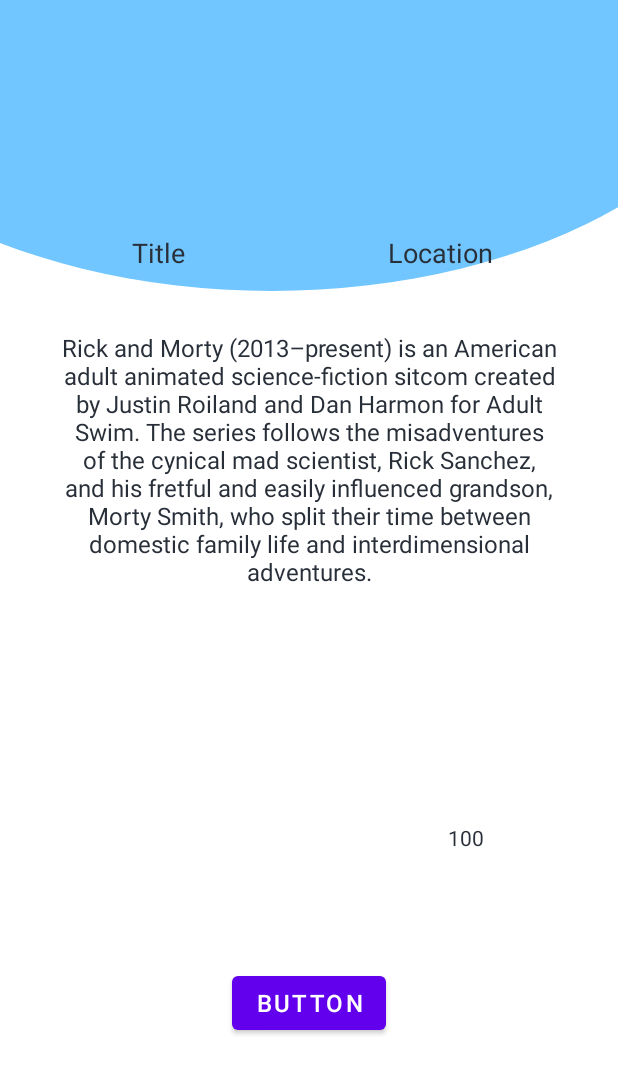
After one commit to 0xAlon/GetJob, an Android app: the fragment jobs_pull_fragment placed in its activity, on a phone screen of 412 x 824 dp. The commit adds this screen. Shown: the top 1074 px of the screen. Run offline under Robolectric (Android 15) with nearby library versions, the phone set to English and light mode, and no system bars; our stand-ins replace Firebase (no records; nobody signed in at launch, a user with empty details on screens opened directly).

Commit message:
Fragment data base scan
Have to add aditional index to scan diffrent posts

```diff
--- a/app/build.gradle
+++ b/app/build.gradle
@@ -39,6 +39,7 @@
     implementation 'androidx.constraintlayout:constraintlayout:2.0.4'
     implementation 'com.google.firebase:firebase-auth:20.0.1'
     implementation 'com.google.firebase:firebase-firestore:22.0.0'
+    implementation 'androidx.legacy:legacy-support-v4:1.0.0'
 
 
     testImplementation 'junit:junit:4.13.1'
--- a/app/src/main/java/com/team3/getjob/jobs_adapter.java
+++ b/app/src/main/java/com/team3/getjob/jobs_adapter.java
@@ -7,8 +7,6 @@
 import android.view.ViewGroup;
 import android.widget.BaseAdapter;
 import android.widget.TextView;
-
-import org.w3c.dom.Text;
 
 import java.util.ArrayList;
 
--- /dev/null
+++ b/app/src/main/java/com/team3/getjob/jobs_pull_fragment.java
@@ -0,0 +1,123 @@
+package com.team3.getjob;
+
+import android.content.Context;
+import android.os.Bundle;
+
+import androidx.annotation.NonNull;
+import androidx.fragment.app.Fragment;
+
+import android.util.Log;
+import android.view.LayoutInflater;
+import android.view.View;
+import android.view.ViewGroup;
+import android.widget.ListView;
+import android.widget.TextView;
+
+import com.google.android.gms.tasks.OnCompleteListener;
+import com.google.android.gms.tasks.Task;
+import com.google.firebase.firestore.DocumentReference;
+import com.google.firebase.firestore.DocumentSnapshot;
+import com.google.firebase.firestore.FirebaseFirestore;
+import com.google.firebase.firestore.QueryDocumentSnapshot;
+import com.google.firebase.firestore.QuerySnapshot;
+
+import java.util.ArrayList;
+
+/**
+ * A simple {@link Fragment} subclass.
+ * Use the {@link jobs_pull_fragment#newInstance} factory method to
+ * create an instance of this fragment.
+ */
+public class jobs_pull_fragment extends Fragment {
+    FirebaseFirestore db;
+    ListView mListView;
+    TextView title;
+    TextView description;
+    TextView location;
+    TextView payment;
+
+    // TODO: Rename parameter arguments, choose names that match
+    // the fragment initialization parameters, e.g. ARG_ITEM_NUMBER
+    private static final String ARG_PARAM1 = "PostId";
+   // private static final String ARG_PARAM2 = "param2";
+
+    // TODO: Rename and change types of parameters
+    private String mParam1;
+    private String mParam2;
+
+    public jobs_pull_fragment() {
+        // Required empty public constructor
+    }
+
+    /**
+     * Use this factory method to create a new instance of
+     * this fragment using the provided parameters.
+     *
+     * @param param1 Parameter 1.
+     * @param param2 Parameter 2.
+     * @return A new instance of fragment jobs_pull_fragment.
+     */
+    // TODO: Rename and change types and number of parameters
+    public static jobs_pull_fragment newInstance(String param1) {
+        jobs_pull_fragment fragment = new jobs_pull_fragment();
+        Bundle args = new Bundle();
+        args.putString(ARG_PARAM1, param1);
+        fragment.setArguments(args);
+        return fragment;
+    }
+
+    @Override
+    public void onCreate(Bundle savedInstanceState) {
+        super.onCreate(savedInstanceState);
+        if (getArguments() != null) {
+            mParam1 = getArguments().getString(ARG_PARAM1);
+        }
+
+    }
+
+    @Override
+    public View onCreateView(LayoutInflater inflater, ViewGroup container,
+                             Bundle savedInstanceState) {
+
+        View view = inflater.inflate(R.layout.fragment_jobs_pull_fragment, container, false);
+        view = view.getRootView();
+
+        TextView title =(TextView)view.findViewById(R.id.title_full);
+        TextView description =(TextView)view.findViewById(R.id.description_Full);
+        TextView location =(TextView)view.findViewById(R.id.location_Full);
+        TextView payment =(TextView)view.findViewById(R.id.payment_Full);
+        Log.d("CHECK","Title Old" + title.getText().toString());
+
+        db = FirebaseFirestore.getInstance();
+
+        DocumentReference docRef = db.collection("Posts").document(mParam1); //mParam the postId from activity
+        docRef.get().addOnCompleteListener(new OnCompleteListener<DocumentSnapshot>() {
+            @Override
+            public void onComplete(@NonNull Task<DocumentSnapshot> task) {
+                if (task.isSuccessful()) {
+                    DocumentSnapshot document = task.getResult();
+                    if (document.exists()) {
+                        Log.d("CHECK", "DocumentSnapshot data: " + document.getData());
+                        job_model jobs_post = document.toObject(job_model.class);
+
+                        title.setText(jobs_post.getTitle());
+                        description.setText(jobs_post.getDescription());
+                        location.setText(jobs_post.getLocation());
+                        payment.setText(jobs_post.getPayment());
+                        Log.d("CHECK","Title nEW" + title.getText());
+                    } else {
+                        Log.d("CHECK" ,"No such document");
+                    }
+                } else {
+                    Log.d("CHECK", "get failed with ", task.getException());
+                }
+            }
+        });
+
+        // Inflate the layout for this fragment
+        return view;
+       // return inflater.inflate(R.layout.fragment_jobs_pull_fragment, container, false);
+
+
+    }
+}
--- a/app/src/main/res/layout/activity_jobs__pull.xml
+++ b/app/src/main/res/layout/activity_jobs__pull.xml
@@ -42,5 +42,11 @@
         android:layout_marginHorizontal="20dp"
         />
 
+    <FrameLayout
+        android:id="@+id/jobs_pull_frame"
+        android:layout_width="match_parent"
+        android:layout_height="match_parent"
+        />
+
 
 </androidx.constraintlayout.widget.ConstraintLayout>
--- /dev/null
+++ b/app/src/main/res/layout/fragment_jobs_pull_fragment.xml
@@ -0,0 +1,83 @@
+<?xml version="1.0" encoding="utf-8"?>
+<FrameLayout xmlns:android="http://schemas.android.com/apk/res/android"
+    xmlns:app="http://schemas.android.com/apk/res-auto"
+    xmlns:tools="http://schemas.android.com/tools"
+    android:layout_width="match_parent"
+    android:layout_height="match_parent"
+    android:background="@drawable/background"
+    tools:context=".jobs_pull_fragment">
+
+
+    <androidx.constraintlayout.widget.ConstraintLayout
+        android:layout_width="match_parent"
+        android:layout_height="match_parent">
+
+        <Button
+            android:id="@+id/button2"
+            android:layout_width="wrap_content"
+            android:layout_height="wrap_content"
+            android:layout_marginHorizontal="138dp"
+            android:textSize="16sp"
+            android:text="Button"
+            app:layout_constraintBottom_toBottomOf="parent"
+            app:layout_constraintEnd_toEndOf="parent"
+            app:layout_constraintStart_toStartOf="parent"
+            app:layout_constraintTop_toBottomOf="@+id/payment_Full"
+            app:layout_constraintVertical_bias="0.357" />
+
+        <TextView
+            android:id="@+id/description_Full"
+            android:layout_width="337dp"
+            android:layout_height="280dp"
+            android:layout_marginTop="40dp"
+            android:text="@string/description_job_full"
+            android:textAlignment="center"
+            android:textSize="16sp"
+            android:textColor="#282f39"
+            app:layout_constraintEnd_toEndOf="parent"
+            app:layout_constraintStart_toStartOf="parent"
+            app:layout_constraintTop_toBottomOf="@+id/location_Full" />
+
+        <TextView
+            android:id="@+id/title_full"
+            android:layout_width="wrap_content"
+            android:layout_height="wrap_content"
+            android:layout_marginStart="88dp"
+            android:layout_marginTop="156dp"
+            android:text="Title"
+            android:textAlignment="center"
+            android:textSize="18sp"
+            android:textColor="#282f39"
+            app:layout_constraintStart_toStartOf="parent"
+            app:layout_constraintTop_toTopOf="parent" />
+
+        <TextView
+            android:id="@+id/location_Full"
+            android:layout_width="wrap_content"
+            android:layout_height="wrap_content"
+            android:layout_marginTop="156dp"
+            android:text="Location"
+            android:textAlignment="center"
+            android:textSize="18sp"
+            android:textColor="#282f39"
+            app:layout_constraintEnd_toEndOf="parent"
+            app:layout_constraintHorizontal_bias="0.618"
+            app:layout_constraintStart_toEndOf="@+id/title_full"
+            app:layout_constraintTop_toTopOf="parent" />
+
+        <TextView
+            android:id="@+id/payment_Full"
+            android:layout_width="66dp"
+            android:layout_height="23dp"
+            android:layout_marginTop="48dp"
+            android:text="100"
+            android:textColor="#282f39"
+            android:textAlignment="center"
+            app:layout_constraintEnd_toEndOf="parent"
+            app:layout_constraintHorizontal_bias="0.803"
+            app:layout_constraintStart_toStartOf="parent"
+            app:layout_constraintTop_toBottomOf="@+id/description_Full" />
+    </androidx.constraintlayout.widget.ConstraintLayout>
+
+
+</FrameLayout>
--- a/app/src/main/res/values/strings.xml
+++ b/app/src/main/res/values/strings.xml
@@ -1,4 +1,10 @@
 <resources>
     <string name="app_name">GetJob</string>
     <string name="try_description">Lorem Ipsum is simply dummy</string>
+    <!-- TODO: Remove or change this placeholder text -->
+    <string name="hello_blank_fragment">Hello blank fragment</string>
+    <string name="description_job_full">Rick and Morty (2013–present) is an American adult animated science-fiction sitcom created by Justin Roiland and Dan Harmon for Adult Swim.
+        The series follows the misadventures of the cynical mad scientist, Rick Sanchez,
+        and his fretful and easily influenced grandson, Morty Smith, who split their time between domestic family life and
+        interdimensional adventures.</string>
 </resources>
```
Also changed, not shown: app/src/main/AndroidManifest.xml (+5 -8 lines), app/src/main/java/com/team3/getjob/Jobs_Pull.java (+15 -36 lines), app/src/main/java/com/team3/getjob/job_model.java (+12 -34 lines), 25 other files.
